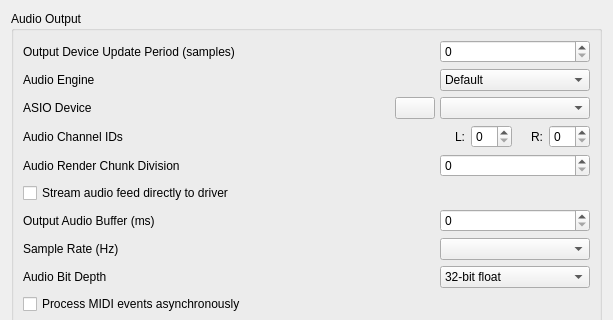
Before: the Qt Designer form OmniMIDIConfigurator/src/bassmidisettings.ui in KeppySoftware/OmniMIDIv2, drawn with Qt 5; both pictures show x 0 to 613 and y 0 to 320 of the 613 by 945 pixel window.
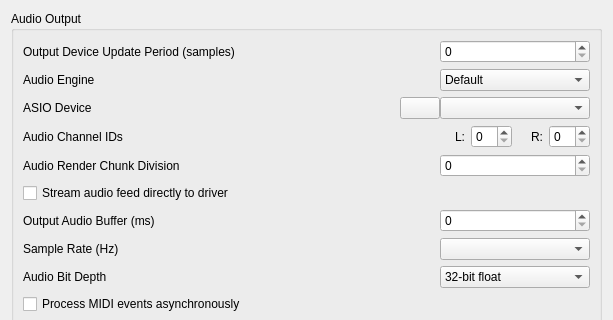
After: the same form once the commit is applied. Icons and pictures are not drawn. Custom widgets are drawn as their Qt base class.

Patch:
```diff
--- a/OmniMIDIConfigurator/src/bassmidisettings.ui
+++ b/OmniMIDIConfigurator/src/bassmidisettings.ui
@@ -266,7 +266,7 @@
                 <number>0</number>
                </property>
                <property name="rightMargin">
-                <number>5</number>
+                <number>0</number>
                </property>
                <property name="bottomMargin">
                 <number>0</number>
```
